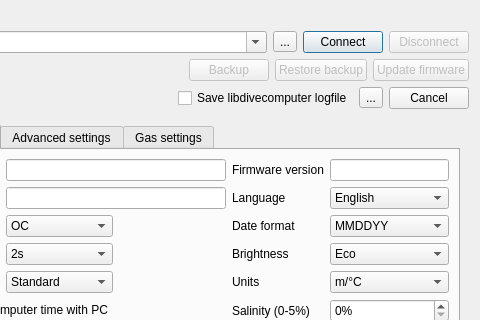
First picture: the form in qt-ui/configuredivecomputerdialog.ui, repository subsurface/subsurface, before the edit; both pictures show x 362 to 842 and y 0 to 320 of the 842 by 614 pixel window.
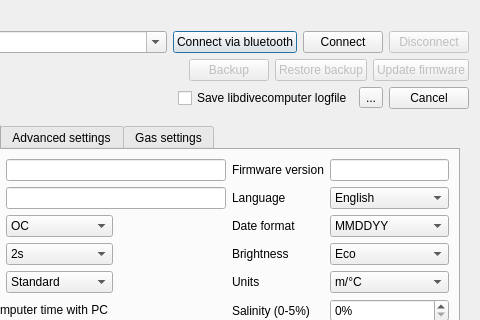
Second picture: the form after the edit. Icons and pictures are not drawn.

Commit message:
Connect up custom serial in dc configuration
This connects up the custom serial code in the configure dive computer
dialogs.

```diff
--- a/qt-ui/configuredivecomputerdialog.ui
+++ b/qt-ui/configuredivecomputerdialog.ui
@@ -42,9 +42,9 @@
         </widget>
        </item>
        <item>
-        <widget class="QToolButton" name="search">
+        <widget class="QPushButton" name="bluetoothMode">
          <property name="text">
-          <string>...</string>
+          <string>Connect via bluetooth</string>
          </property>
         </widget>
        </item>
```
Left out of the diff: 1 changed line with no effect on the pictures. The commit also changes 3 other files.
